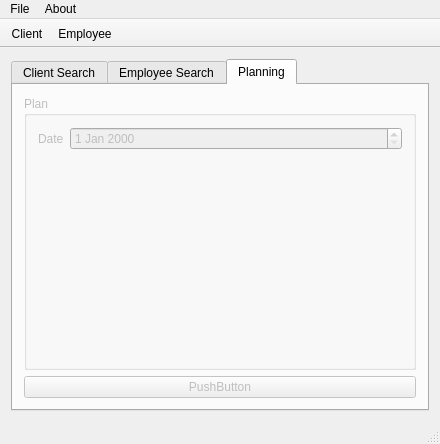
This is mainwindow.ui in mariedegen/QtProject as Qt 5 draws it before an edit. The edited form follows.
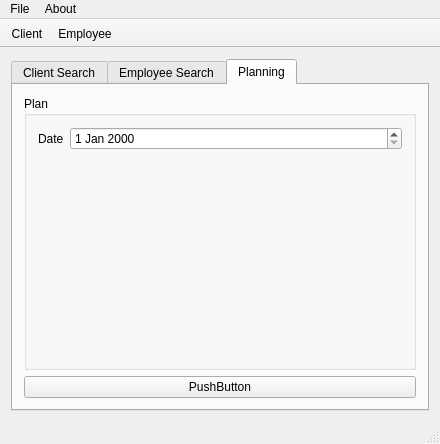
This is the edited form. The open tabs and pages were chosen to show the change. Icons and pictures are not drawn.

Commit message: voila (j'avais disable toute la tab)

What changed in the file:
```diff
--- a/mainwindow.ui
+++ b/mainwindow.ui
@@ -235,7 +235,7 @@
       </widget>
       <widget class="QWidget" name="PlanningTab">
        <property name="enabled">
-        <bool>false</bool>
+        <bool>true</bool>
        </property>
        <property name="sizePolicy">
         <sizepolicy hsizetype="Preferred" vsizetype="Preferred">
@@ -258,6 +258,9 @@
        <layout class="QGridLayout" name="gridLayout_3">
         <item row="0" column="0">
          <widget class="QGroupBox" name="groupBox_2">
+          <property name="enabled">
+           <bool>true</bool>
+          </property>
           <property name="tabletTracking">
            <bool>false</bool>
           </property>
@@ -291,7 +294,7 @@
         <item row="1" column="0">
          <widget class="QPushButton" name="pushButton">
           <property name="enabled">
-           <bool>false</bool>
+           <bool>true</bool>
           </property>
           <property name="text">
            <string>PushButton</string>
```
Left out of the diff: 2 changed lines with no effect on the pictures. The commit also changes 2 other files.
